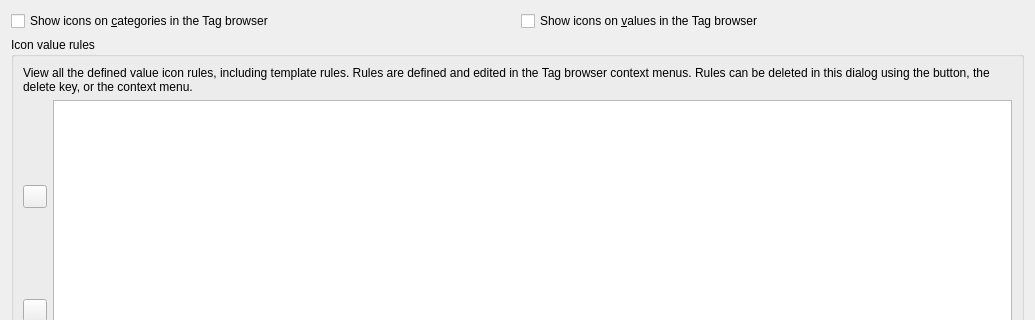
kovidgoyal/calibre, file src/calibre/gui2/preferences/look_feel_tabs/tb_icon_rules.ui: the form before one commit; both pictures show x 0 to 1035 and y 0 to 320 of the 1035 by 547 pixel window.
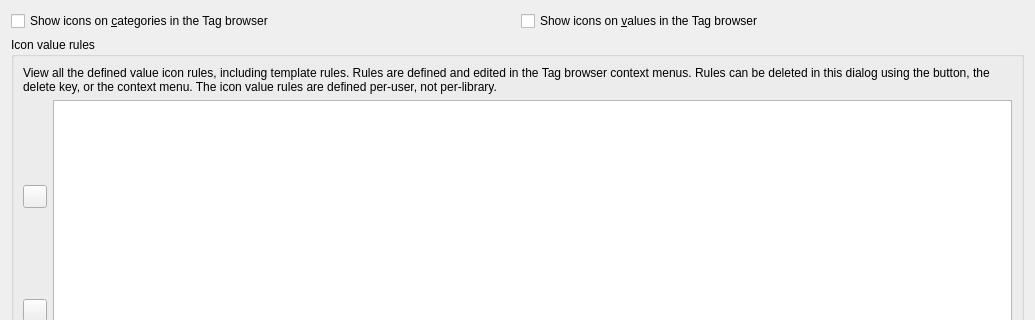
The form after the commit. Icons and pictures are not drawn.

Commit message: add a note in the ui about the icon value rules

```diff
--- a/src/calibre/gui2/preferences/look_feel_tabs/tb_icon_rules.ui
+++ b/src/calibre/gui2/preferences/look_feel_tabs/tb_icon_rules.ui
@@ -43,7 +43,8 @@
         <property name="text">
          <string>&lt;p&gt;View all the defined value icon rules, including template rules.
 Rules are defined and edited in the Tag browser context menus. Rules can be deleted in
-this dialog using the button, the delete key, or the context menu.&lt;/p&gt;</string>
+this dialog using the button, the delete key, or the context menu. The icon value rules
+are defined per-user, not per-library.&lt;/p&gt;</string>
         </property>
         <property name="wordWrap">
          <bool>true</bool>
```
